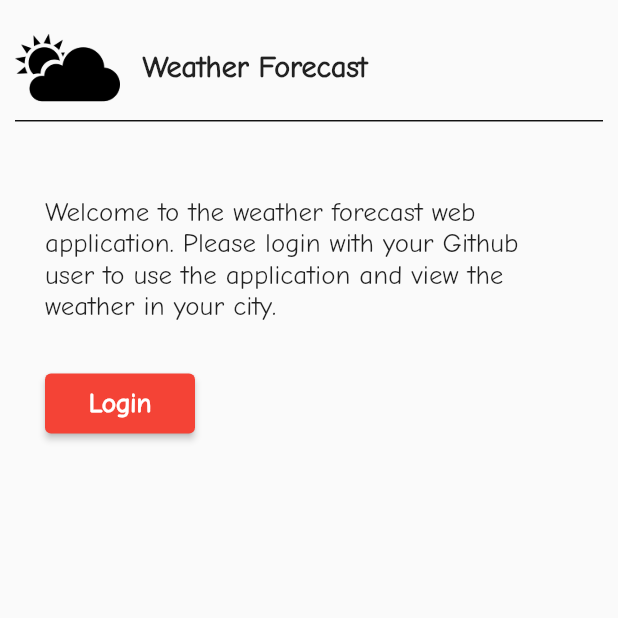
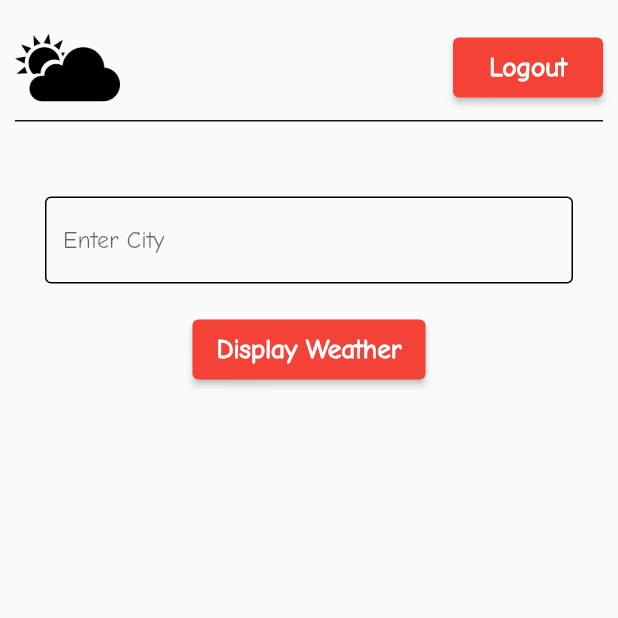
Before and after one commit to marctan/flutter_ehrlich_marc_demo, a Flutter app: the screen it shows after launch, after a tap on "Login", on a phone screen of 412 x 824 dp, the top half of it. Run offline on Flutter 3.47's test engine with Material 2 defaults, Android fonts, the phone set to English and light mode, and no system bars; our stand-ins replace bloc, flutter_bloc, flutter_dotenv, freezed_annotation; missing offline and left inert: auth0_flutter, auth0_flutter_platform_interface.

Commit message:
Create home screen and implement route

```diff
--- a/lib/main.dart
+++ b/lib/main.dart
@@ -4,8 +4,10 @@ import 'package:flutter_ehrlich_weather/data/datasources/local_datasource.dart';
 import 'package:flutter_ehrlich_weather/data/datasources/remote_datasource.dart';
 import 'package:flutter_ehrlich_weather/data/repositories/auth_repository.dart';
 import 'package:flutter_ehrlich_weather/domain/cubit/auth_cubit.dart';
+import 'package:flutter_ehrlich_weather/presentation/screens/home_screen.dart';
 import 'package:flutter_ehrlich_weather/presentation/screens/welcome_screen.dart';
 import 'package:flutter_bloc/flutter_bloc.dart';
+import 'package:flutter_ehrlich_weather/utils/routes.dart';
 
 void main() async {
   await dotenv.load();
@@ -25,6 +27,11 @@ class MyApp extends StatelessWidget {
         ),
       ),
       child: MaterialApp(
+        routes: <String, WidgetBuilder>{
+          RouteNav.WELCOME_SCREEN: (BuildContext context) =>
+              const WelcomeScreen(),
+          RouteNav.HOME_SCREEN: (BuildContext context) => const HomeScreen(),
+        },
         theme: ThemeData(
           fontFamily: 'ComicNeue',
           primaryColor: Colors.red,
--- /dev/null
+++ b/lib/presentation/screens/home_screen.dart
@@ -0,0 +1,112 @@
+import 'package:flutter/material.dart';
+import 'package:flutter_bloc/flutter_bloc.dart';
+import 'package:flutter_ehrlich_weather/domain/cubit/auth_cubit.dart';
+import 'package:flutter_ehrlich_weather/presentation/components/custom_appbar.dart';
+import 'package:flutter_ehrlich_weather/utils/constants.dart';
+import 'package:flutter_ehrlich_weather/utils/routes.dart';
+
+class HomeScreen extends StatefulWidget {
+  const HomeScreen({super.key});
+
+  @override
+  State<HomeScreen> createState() => _HomeScreenState();
+}
+
+class _HomeScreenState extends State<HomeScreen> {
+  late AuthCubit cubit;
+  late TextEditingController cityController;
+
+  @override
+  void initState() {
+    super.initState();
+    cubit = context.read<AuthCubit>();
+    cityController = TextEditingController();
+  }
+
+  @override
+  Widget build(BuildContext context) {
+    final args =
+        ModalRoute.of(context)?.settings.arguments as Map<String, dynamic>;
+
+    return SafeArea(
+      child: Scaffold(
+        body: Padding(
+          padding: const EdgeInsets.all(10.0),
+          child: Column(
+            children: [
+              BlocConsumer<AuthCubit, AuthState>(
+                listener: (context, state) {
+                  if (state.status == Status.error) {
+                    ScaffoldMessenger.of(context).showSnackBar(
+                      SnackBar(
+                        content: Text(state.message),
+                      ),
+                    );
+                  } else if (state.status == Status.loaded) {
+                    Navigator.pushReplacementNamed(
+                      context,
+                      RouteNav.WELCOME_SCREEN,
+                    );
+                  }
+                },
+                builder: (context, state) => CustomAppBar(
+                  title: args['userName'],
+                  showLogout: true,
+                  onClick: () => cubit.logout(),
+                  isLoading: state.status == Status.loading,
+                  showUrl: true,
+                  url: args['profileUrl'],
+                ),
+              ),
+              _body(context)
+            ],
+          ),
+        ),
+      ),
+    );
+  }
+
+  Container _body(BuildContext context) {
+    return Container(
+      margin: const EdgeInsets.all(20),
+      child: Column(
+        children: [
+          TextField(
+            cursorColor: Colors.black,
+            controller: cityController,
+            decoration: InputDecoration(
+              enabledBorder: const OutlineInputBorder(
+                borderSide: BorderSide(color: Colors.black),
+              ),
+              focusedBorder: const OutlineInputBorder(
+                borderSide: BorderSide(color: Colors.black),
+              ),
+              border: OutlineInputBorder(
+                borderRadius: BorderRadius.circular(5),
+                borderSide: const BorderSide(color: Colors.black),
+              ),
+              hintText: 'Enter City',
+            ),
+          ),
+          const SizedBox(
+            height: 20,
+          ),
+          ElevatedButton(
+            style: ElevatedButton.styleFrom(
+              minimumSize: const Size(100, 40),
+              backgroundColor: Theme.of(context).primaryColor,
+            ),
+            onPressed: () {},
+            child: Text(
+              Label.buttonDisplayWeather,
+              style: Theme.of(context).textTheme.bodyText2?.copyWith(
+                    color: Colors.white,
+                    fontWeight: FontWeight.bold,
+                  ),
+            ),
+          )
+        ],
+      ),
+    );
+  }
+}
--- a/lib/presentation/screens/welcome_screen.dart
+++ b/lib/presentation/screens/welcome_screen.dart
@@ -3,6 +3,7 @@ import 'package:flutter_bloc/flutter_bloc.dart';
 import 'package:flutter_ehrlich_weather/domain/cubit/auth_cubit.dart';
 import 'package:flutter_ehrlich_weather/presentation/components/custom_appbar.dart';
 import 'package:flutter_ehrlich_weather/utils/constants.dart';
+import 'package:flutter_ehrlich_weather/utils/routes.dart';
 
 class WelcomeScreen extends StatefulWidget {
   const WelcomeScreen({super.key});
@@ -62,6 +63,20 @@ class _WelcomeScreenState extends State<WelcomeScreen> {
                   content: Text(state.message),
                 ),
               );
+            } else if (state.status == Status.loaded) {
+              final user = state.credentials?.user;
+              Navigator.pushReplacementNamed(
+                context,
+                RouteNav.HOME_SCREEN,
+                arguments: {
+                  'userName': user?.name ?? '',
+                  'profileUrl': user?.nickname != null
+                      ? Uri.parse(
+                          'https://github.com/${user?.nickname}',
+                        )
+                      : ''
+                },
+              );
             }
           },
           builder: (context, state) {
--- a/lib/utils/constants.dart
+++ b/lib/utils/constants.dart
@@ -6,4 +6,5 @@ class Label {
   static const login = 'Login';
   static const logout = 'Logout';
   static const weatherTitle = 'Weather Forecast';
+    static const buttonDisplayWeather = 'Display Weather';
 }
--- /dev/null
+++ b/lib/utils/routes.dart
@@ -0,0 +1,6 @@
+// ignore_for_file: constant_identifier_names
+
+class RouteNav {
+  static const HOME_SCREEN = '/HomeScreen';
+  static const WELCOME_SCREEN = '/WelcomeScreen';
+}
```
